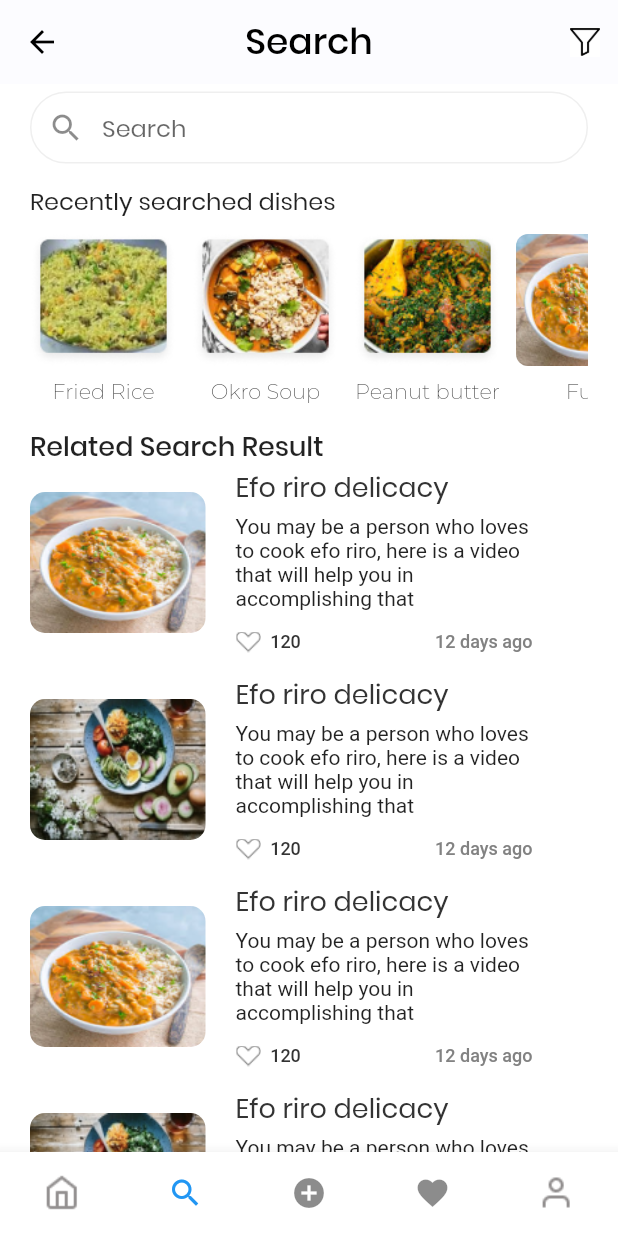
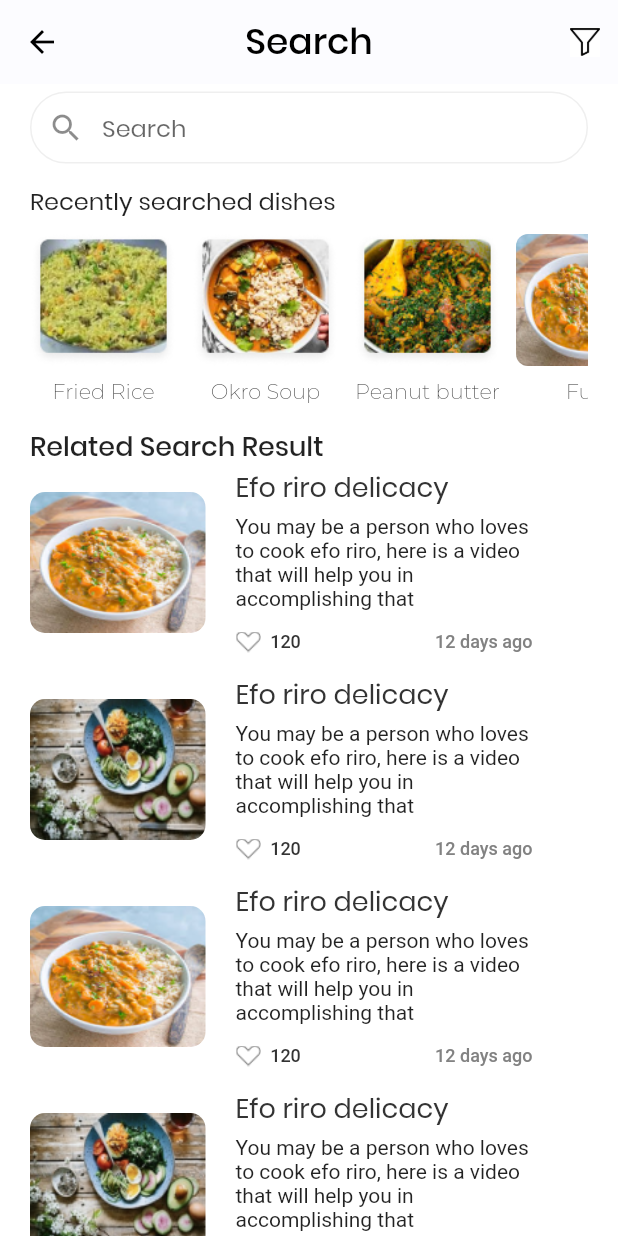
Before and after one commit to hngi/mobileforce-iCook, a Flutter app: the SearchView screen opened directly, on a phone screen of 412 x 824 dp. Run offline on Flutter 3.47's test engine with Material 2 defaults, Android fonts, the light colour scheme and no system bars; our stand-ins replace carousel_pro, connectivity, dio, flutter_screenutil, get, get_it and 7 more; missing offline and left inert: dart:ffi; accounts and stored records are empty; Roboto replaces fonts that are missing (Poppings).

Commit message:
UI update

```diff
--- a/icook_mobile/lib/ui/search_screen/search_page.dart
+++ b/icook_mobile/lib/ui/search_screen/search_page.dart
@@ -23,26 +23,26 @@ class SearchView extends StatelessWidget {
           )
         ],
       ),
-      bottomNavigationBar: BottomNavigationBar(
-        backgroundColor: Colors.white,
-        selectedItemColor: Colors.blue,
-        type: BottomNavigationBarType.fixed,
-        currentIndex: 1,
-        showSelectedLabels: false,
-        showUnselectedLabels: false,
-        onTap: (int i) {},
-        items: [
-          BottomNavigationBarItem(
-            icon: Image.asset('assets/images/Home.png'),
-            title: Text('Home')),
-          _bottomNavigationBarItem(Icons.search, 'Search', Colors.blue),
-          _bottomNavigationBarItem(Icons.add_circle, 'Add', Colors.black45),
-          _bottomNavigationBarItem(Icons.favorite, 'Favorite', Colors.black45),
-          BottomNavigationBarItem(
-              icon: Image.asset('assets/images/User.png'),
-              title: Text('Profile'))
-        ],
-      ),
+//      bottomNavigationBar: BottomNavigationBar(
+//        backgroundColor: Colors.white,
+//        selectedItemColor: Colors.blue,
+//        type: BottomNavigationBarType.fixed,
+//        currentIndex: 1,
+//        showSelectedLabels: false,
+//        showUnselectedLabels: false,
+//        onTap: (int i) {},
+//        items: [
+//          BottomNavigationBarItem(
+//            icon: Image.asset('assets/images/Home.png'),
+//            title: Text('Home')),
+//          _bottomNavigationBarItem(Icons.search, 'Search', Colors.blue),
+//          _bottomNavigationBarItem(Icons.add_circle, 'Add', Colors.black45),
+//          _bottomNavigationBarItem(Icons.favorite, 'Favorite', Colors.black45),
+//          BottomNavigationBarItem(
+//              icon: Image.asset('assets/images/User.png'),
+//              title: Text('Profile'))
+//        ],
+//      ),
       body: Container(
         margin: EdgeInsets.symmetric(horizontal: 20),
         child: ListView(
```
